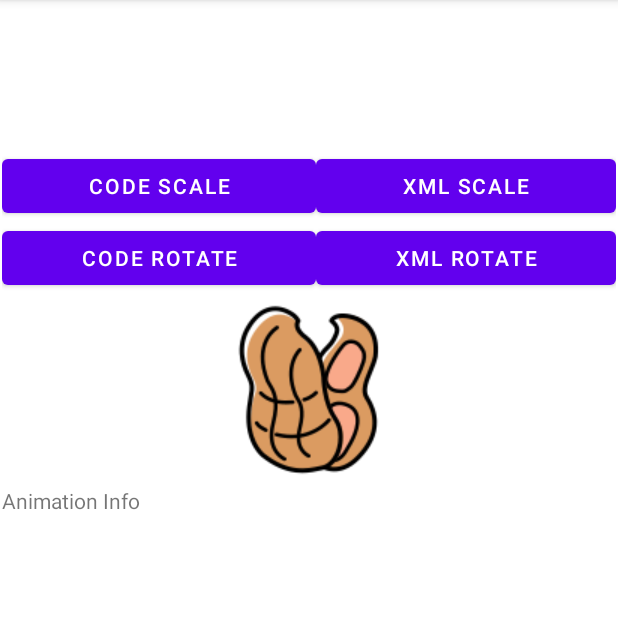
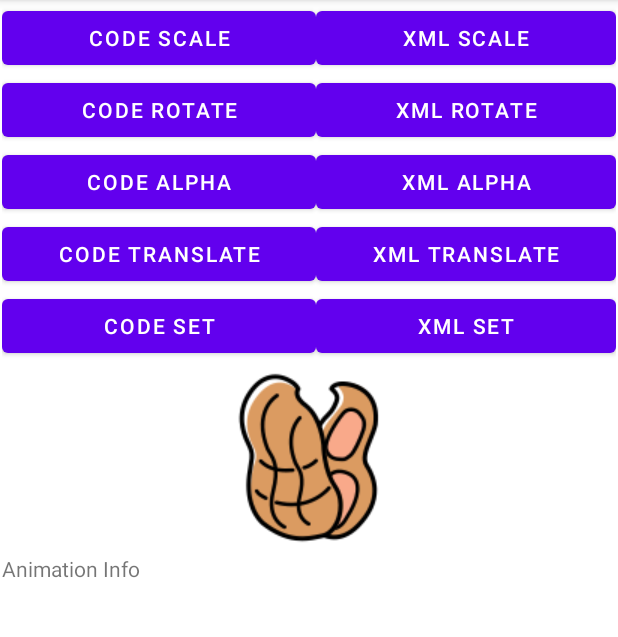
Before and after one commit to LeaMontreal/lab01_multimodule, an Android app: the screen it shows after launch (MainActivity), on a phone screen of 412 x 824 dp, the part 84-721 px from its top. Run offline under Robolectric (Android 15) with nearby library versions, the phone set to English and light mode, and no system bars.

Commit message:
Daily check in, Finished Animation test app.

```diff
--- /dev/null
+++ b/app/l10_animation/src/main/res/anim/alpha_test.xml
@@ -0,0 +1,5 @@
+<?xml version="1.0" encoding="utf-8"?>
+<alpha xmlns:android="http://schemas.android.com/apk/res/android"
+    android:fromAlpha="1"
+    android:toAlpha="0">
+</alpha>
--- a/app/l10_animation/src/main/res/layout/activity_main.xml
+++ b/app/l10_animation/src/main/res/layout/activity_main.xml
@@ -10,7 +10,7 @@
         android:layout_width="0dp"
         android:layout_height="0dp"
         android:layout_marginStart="1dp"
-        android:layout_marginTop="100dp"
+        android:layout_marginTop="1dp"
         android:layout_marginEnd="1dp"
         android:layout_marginBottom="1dp"
         android:orientation="vertical"
@@ -63,6 +63,72 @@
                 android:onClick="xmlAnimationRotate"/>
         </LinearLayout>
 
+        <LinearLayout
+            android:layout_width="match_parent"
+            android:layout_height="wrap_content"
+            android:orientation="horizontal">
+
+            <Button
+                android:id="@+id/btn_code_alpha"
+                android:layout_width="wrap_content"
+                android:layout_height="wrap_content"
+                android:layout_weight="1"
+                android:text="Code alpha"
+                android:onClick="codeAnimationAlpha"/>
+
+            <Button
+                android:id="@+id/btn_xml_alpha"
+                android:layout_width="wrap_content"
+                android:layout_height="wrap_content"
+                android:layout_weight="1"
+                android:text="Xml alpha"
+                android:onClick="xmlAnimationAlpha"/>
+        </LinearLayout>
+
+        <LinearLayout
+            android:layout_width="match_parent"
+            android:layout_height="wrap_content"
+            android:orientation="horizontal">
+
+            <Button
+                android:id="@+id/btn_code_translate"
+                android:layout_width="wrap_content"
+                android:layout_height="wrap_content"
+                android:layout_weight="1"
+                android:text="Code translate"
+                android:onClick="codeAnimationTranslate"/>
+
+            <Button
+                android:id="@+id/btn_xml_translate"
+                android:layout_width="wrap_content"
+                android:layout_height="wrap_content"
+                android:layout_weight="1"
+                android:text="Xml translate"
+                android:onClick="xmlAnimationTranslate"/>
+        </LinearLayout>
+
+        <LinearLayout
+            android:layout_width="match_parent"
+            android:layout_height="wrap_content"
+            android:orientation="horizontal">
+
+            <Button
+                android:id="@+id/btn_code_set"
+                android:layout_width="wrap_content"
+                android:layout_height="wrap_content"
+                android:layout_weight="1"
+                android:text="Code set"
+                android:onClick="codeAnimationSet"/>
+
+            <Button
+                android:id="@+id/btn_xml_set"
+                android:layout_width="wrap_content"
+                android:layout_height="wrap_content"
+                android:layout_weight="1"
+                android:text="Xml set"
+                android:onClick="xmlAnimationSet"/>
+        </LinearLayout>
+
         <ImageView
             android:id="@+id/iv_animation"
             android:layout_width="match_parent"
```
Also changed, not shown: app/l10_animation/src/main/java/com/wlj/l10_animation/MainActivity.java (+93 -0 lines).
